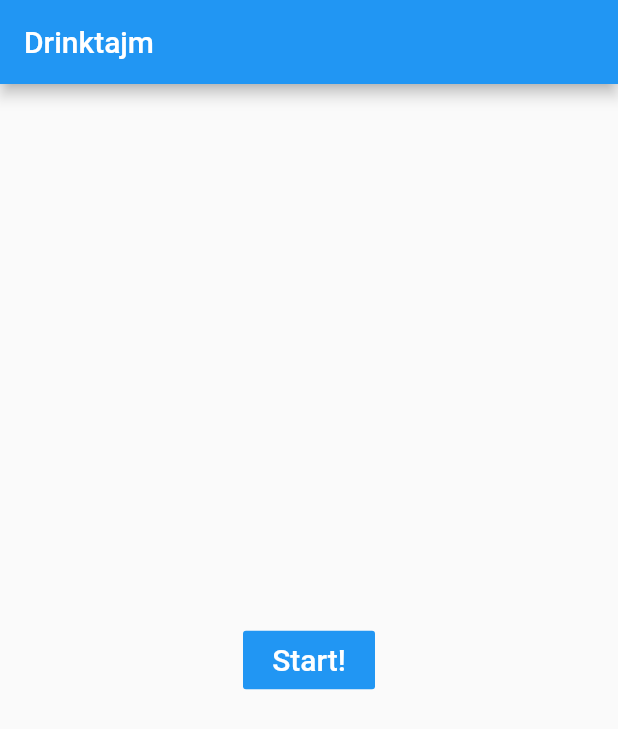
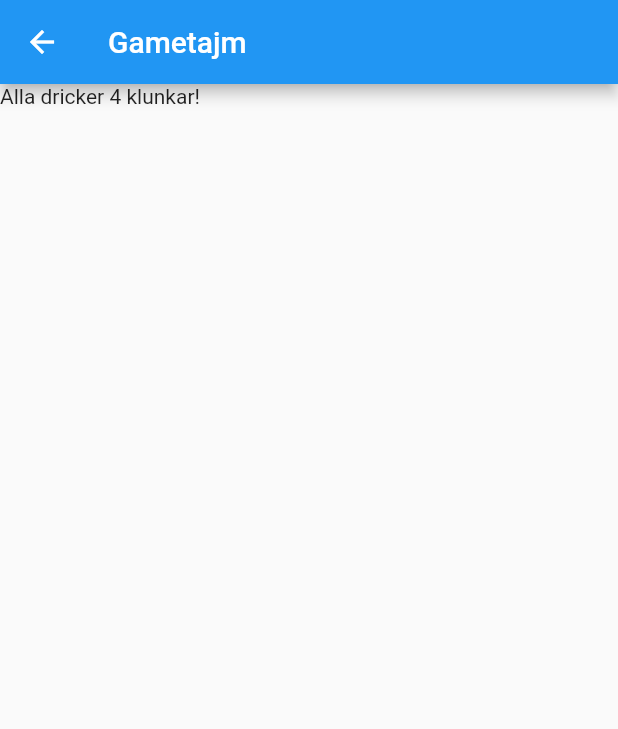
Before and after one commit to ponbac/drinktajm, a Flutter app: the screen it shows after launch, after a tap on "Start!", on a phone screen of 412 x 824 dp. Shown: the top 729 px of the screen. Run offline on Flutter 3.47's test engine with Material 2 defaults, Android fonts, the phone set to English and light mode, and no system bars.

Commit message:
added game page with a single question

```diff
--- a/lib/main.dart
+++ b/lib/main.dart
@@ -1,3 +1,4 @@
+import 'package:drinkinggame/pages/game_page.dart';
 import 'package:drinkinggame/pages/start_page.dart';
 import 'package:flutter/material.dart';
 
@@ -17,7 +18,7 @@ class MyApp extends StatelessWidget {
       ),
       home: StartPage(),
       routes: {
-
+        GamePage.routeName: (ctx) => GamePage(),
       },
     );
   }
--- /dev/null
+++ b/lib/models/question.dart
@@ -0,0 +1,5 @@
+class Question {
+  final String description;
+
+  Question(this.description);
+}
--- /dev/null
+++ b/lib/pages/game_page.dart
@@ -0,0 +1,16 @@
+import 'package:drinkinggame/models/question.dart';
+import 'package:flutter/material.dart';
+
+class GamePage extends StatelessWidget {
+  static const routeName = '/game';
+
+  final Question currentQuestion = new Question("Alla dricker 4 klunkar!");
+
+  @override
+  Widget build(BuildContext context) {
+    return Scaffold(
+      appBar: AppBar(title: Text('Gametajm'),),
+      body: Text(currentQuestion.description),
+    );
+  }
+}
--- a/lib/pages/start_page.dart
+++ b/lib/pages/start_page.dart
@@ -1,6 +1,11 @@
+import 'package:drinkinggame/pages/game_page.dart';
 import 'package:flutter/material.dart';
 
 class StartPage extends StatelessWidget {
+  void startGame(BuildContext ctx) {
+    Navigator.of(ctx).pushNamed(GamePage.routeName);
+  }
+
   @override
   Widget build(BuildContext context) {
     return Scaffold(
@@ -17,9 +22,7 @@ class StartPage extends StatelessWidget {
               textColor: Colors.white,
               padding: EdgeInsets.all(8.0),
               splashColor: Colors.blueAccent,
-              onPressed: () {
-                /*...*/
-              },
+              onPressed: () => startGame(context),
               child: Text(
                 "Start!",
                 style: TextStyle(fontSize: 20.0),
```
